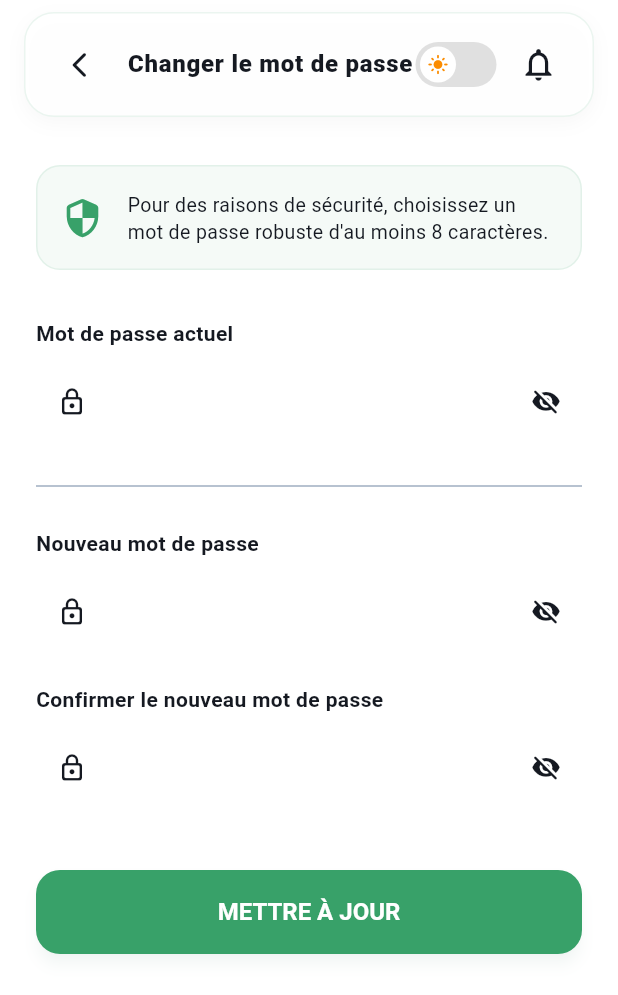
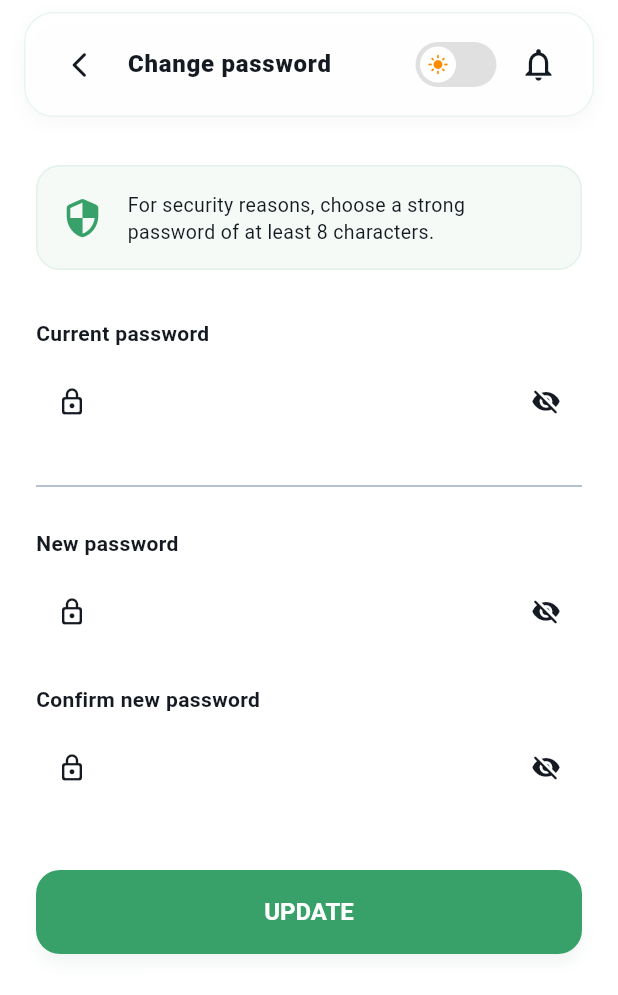
Before and after one commit to Blackcodeur2/gev_flutter, a Flutter app: the ChangePasswordPage screen opened by its route, on a phone screen of 412 x 824 dp. Shown: the top 995 px of the screen. Run offline on Flutter 3.47's test engine with Material 3 defaults, Android fonts, the phone set to English and light mode, and no system bars; our stand-ins replace app_links, carousel_slider, dio, file_picker, flutter_riverpod, flutter_secure_storage and 8 more; accounts and stored records are empty; network calls fail.

Commit message:
internationnalistion -AUTH

```diff
--- a/l10n.yaml
+++ b/l10n.yaml
@@ -1,3 +1,4 @@
 arb-dir: lib/l10n
 template-arb-file: app_en.arb
 output-localization-file: app_localizations.dart
+synthetic-package: false
--- a/lib/app/screens/auth/change_password.dart
+++ b/lib/app/screens/auth/change_password.dart
@@ -5,6 +5,7 @@ import 'package:camer_trip/app/shared/others/app_bar.dart';
 import 'package:flutter/material.dart';
 import 'package:flutter_riverpod/flutter_riverpod.dart';
 import 'package:go_router/go_router.dart';
+import 'package:camer_trip/l10n/app_localizations.dart';
 
 class ChangePasswordPage extends ConsumerStatefulWidget {
   const ChangePasswordPage({super.key});
@@ -49,8 +50,8 @@ class _ChangePasswordPageState extends ConsumerState<ChangePasswordPage> {
 
     if (response.success) {
       ScaffoldMessenger.of(context).showSnackBar(
-        const SnackBar(
-          content: Text("Mot de passe modifié avec succès !"),
+        SnackBar(
+          content: Text(AppLocalizations.of(context)?.passwordChangedSuccess ?? "Mot de passe modifié avec succès !"),
           backgroundColor: Colors.green,
         ),
       );
@@ -58,7 +59,7 @@ class _ChangePasswordPageState extends ConsumerState<ChangePasswordPage> {
     } else {
       ScaffoldMessenger.of(context).showSnackBar(
         SnackBar(
-          content: Text(response.message ?? "Erreur lors du changement de mot de passe"),
+          content: Text(response.message ?? AppLocalizations.of(context)?.passwordChangeError ?? "Erreur lors du changement de mot de passe"),
           backgroundColor: AppColors.error,
         ),
       );
@@ -72,13 +73,14 @@ class _ChangePasswordPageState extends ConsumerState<ChangePasswordPage> {
     final isDark = theme.brightness == Brightness.dark;
     final userAsync = ref.watch(currentUserProvider);
     final hasPassword = userAsync.value?.hasPassword ?? true;
+    final localizations = AppLocalizations.of(context);
 
     return Scaffold(
       backgroundColor: cs.surface,
       body: SafeArea(
         child: Column(
           children: [
-            const MyAppBar(title: 'Changer le mot de passe'),
+            MyAppBar(title: localizations?.changePasswordTitle ?? 'Changer le mot de passe'),
             Expanded(
               child: SingleChildScrollView(
                 padding: const EdgeInsets.all(24),
@@ -93,11 +95,11 @@ class _ChangePasswordPageState extends ConsumerState<ChangePasswordPage> {
                       if (hasPassword) ...[
                         // Ancien mot de passe
                         _buildPasswordField(
-                          label: 'Mot de passe actuel',
+                          label: localizations?.currentPassword ?? 'Mot de passe actuel',
                           controller: _currentPasswordController,
                           obscureText: _obscureCurrent,
                           onToggle: () => setState(() => _obscureCurrent = !_obscureCurrent),
-                          validator: (v) => (v == null || v.isEmpty) ? 'Requis' : null,
+                          validator: (v) => (v == null || v.isEmpty) ? (localizations?.requiredField ?? 'Requis') : null,
                           cs: cs,
                         ),
 
@@ -119,7 +121,7 @@ class _ChangePasswordPageState extends ConsumerState<ChangePasswordPage> {
                               const SizedBox(width: 12),
                               Expanded(
                                 child: Text(
-                                  "Vous n'avez pas encore de mot de passe défini. Veuillez en créer un pour sécuriser votre compte.",
+                                  localizations?.noPasswordSet ?? "Vous n'avez pas encore de mot de passe défini. Veuillez en créer un pour sécuriser votre compte.",
                                   style: TextStyle(color: cs.onSurface, fontSize: 13),
                                 ),
                               ),
@@ -130,13 +132,13 @@ class _ChangePasswordPageState extends ConsumerState<ChangePasswordPage> {
 
                       // Nouveau mot de passe
                       _buildPasswordField(
-                        label: 'Nouveau mot de passe',
+                        label: localizations?.newPassword ?? 'Nouveau mot de passe',
                         controller: _newPasswordController,
                         obscureText: _obscureNew,
                         onToggle: () => setState(() => _obscureNew = !_obscureNew),
                         validator: (v) {
-                          if (v == null || v.isEmpty) return 'Requis';
-                          if (v.length < 8) return 'Minimum 8 caractères';
+                          if (v == null || v.isEmpty) return localizations?.requiredField ?? 'Requis';
+                          if (v.length < 8) return localizations?.min8Chars ?? 'Minimum 8 caractères';
                           return null;
                         },
                         cs: cs,
@@ -146,12 +148,12 @@ class _ChangePasswordPageState extends ConsumerState<ChangePasswordPage> {
 
                       // Confirmation
                       _buildPasswordField(
-                        label: 'Confirmer le nouveau mot de passe',
+                        label: localizations?.confirmNewPassword ?? 'Confirmer le nouveau mot de passe',
                         controller: _confirmPasswordController,
                         obscureText: _obscureConfirm,
                         onToggle: () => setState(() => _obscureConfirm = !_obscureConfirm),
                         validator: (v) {
-                          if (v != _newPasswordController.text) return 'Les mots de passe ne correspondent pas';
+                          if (v != _newPasswordController.text) return localizations?.passwordsDoNotMatch ?? 'Les mots de passe ne correspondent pas';
                           return null;
                         },
                         cs: cs,
@@ -175,9 +177,9 @@ class _ChangePasswordPageState extends ConsumerState<ChangePasswordPage> {
                           ),
                           child: _isLoading
                               ? const CircularProgressIndicator(color: Colors.white)
-                              : const Text(
-                                  'METTRE À JOUR',
-                                  style: TextStyle(fontWeight: FontWeight.bold, fontSize: 16),
+                              : Text(
+                                  localizations?.updateBtn ?? 'METTRE À JOUR',
+                                  style: const TextStyle(fontWeight: FontWeight.bold, fontSize: 16),
                                 ),
                         ),
                       ),
@@ -204,10 +206,10 @@ class _ChangePasswordPageState extends ConsumerState<ChangePasswordPage> {
         children: [
           Icon(Icons.security_rounded, color: cs.primary, size: 28),
           const SizedBox(width: 16),
-          const Expanded(
+          Expanded(
             child: Text(
-              "Pour des raisons de sécurité, choisissez un mot de passe robuste d'au moins 8 caractères.",
-              style: TextStyle(fontSize: 13, height: 1.4),
+              AppLocalizations.of(context)?.passwordSecurityInfo ?? "Pour des raisons de sécurité, choisissez un mot de passe robuste d'au moins 8 caractères.",
+              style: const TextStyle(fontSize: 13, height: 1.4),
             ),
           ),
         ],
--- a/lib/app/screens/onboarding/onboarding.dart
+++ b/lib/app/screens/onboarding/onboarding.dart
@@ -3,7 +3,7 @@ import 'package:camer_trip/app/config/const_config.dart';
 import 'package:flutter/material.dart';
 import 'package:go_router/go_router.dart';
 import 'package:shared_preferences/shared_preferences.dart';
-import 'package:flutter_gen/gen_l10n/app_localizations.dart';
+import 'package:camer_trip/l10n/app_localizations.dart';
 import 'package:provider/provider.dart';
 import 'package:camer_trip/app/config/locale_provider.dart';
 
--- a/lib/app/screens/settings/settings_page.dart
+++ b/lib/app/screens/settings/settings_page.dart
@@ -12,7 +12,7 @@ import 'package:camer_trip/app/config/const_config.dart';
 import 'package:go_router/go_router.dart';
 import 'package:package_info_plus/package_info_plus.dart';
 import 'package:camer_trip/app/config/locale_provider.dart';
-import 'package:flutter_gen/gen_l10n/app_localizations.dart';
+import 'package:camer_trip/l10n/app_localizations.dart';
 
 class SettingPage extends ConsumerStatefulWidget {
   const SettingPage({super.key});
--- a/lib/app/screens/splash/splash.dart
+++ b/lib/app/screens/splash/splash.dart
@@ -6,7 +6,7 @@ import 'package:go_router/go_router.dart';
 import 'package:shared_preferences/shared_preferences.dart';
 import 'package:camer_trip/app/routes/app_routter.dart';
 import 'package:camer_trip/app/services/auth_service.dart';
-import 'package:flutter_gen/gen_l10n/app_localizations.dart';
+import 'package:camer_trip/l10n/app_localizations.dart';
 
 class SplashPage extends StatefulWidget {
   const SplashPage({super.key});
--- a/lib/l10n/app_localizations.dart
+++ b/lib/l10n/app_localizations.dart
@@ -487,6 +487,192 @@ abstract class AppLocalizations {
   /// In en, this message translates to:
   /// **'Loading...'**
   String get loading;
+
+  /// No description provided for @termsRequired.
+  ///
+  /// In en, this message translates to:
+  /// **'Please accept the terms of use'**
+  String get termsRequired;
+
+  /// No description provided for @registerSuccess.
+  ///
+  /// In en, this message translates to:
+  /// **'Registration successful. Please check your email.'**
+  String get registerSuccess;
+
+  /// No description provided for @errorPrefix.
+  ///
+  /// In en, this message translates to:
+  /// **'Error: '**
+  String get errorPrefix;
+
+  /// No description provided for @unknownError.
+  ///
+  /// In en, this message translates to:
+  /// **'Unknown error'**
+  String get unknownError;
+
+  /// No description provided for @googleError.
+  ///
+  /// In en, this message translates to:
+  /// **'Google Error'**
+  String get googleError;
+
+  /// No description provided for @success.
+  ///
+  /// In en, this message translates to:
+  /// **'Success'**
+  String get success;
+
+  /// No description provided for @ok.
+  ///
+  /// In en, this message translates to:
+  /// **'OK'**
+  String get ok;
+
+  /// No description provided for @changePasswordTitle.
+  ///
+  /// In en, this message translates to:
+  /// **'Change password'**
+  String get changePasswordTitle;
+
+  /// No description provided for @currentPassword.
+  ///
+  /// In en, this message translates to:
+  /// **'Current password'**
+  String get currentPassword;
+
+  /// No description provided for @noPasswordSet.
+  ///
+  /// In en, this message translates to:
+  /// **'You have not set a password yet. Please create one to secure your account.'**
+  String get noPasswordSet;
+
+  /// No description provided for @newPassword.
+  ///
+  /// In en, this message translates to:
+  /// **'New password'**
+  String get newPassword;
+
+  /// No description provided for @confirmNewPassword.
+  ///
+  /// In en, this message translates to:
+  /// **'Confirm new password'**
+  String get confirmNewPassword;
+
+  /// No description provided for @passwordsDoNotMatch.
+  ///
+  /// In en, this message translates to:
+  /// **'Passwords do not match'**
+  String get passwordsDoNotMatch;
+
+  /// No description provided for @updateBtn.
+  ///
+  /// In en, this message translates to:
+  /// **'UPDATE'**
+  String get updateBtn;
+
+  /// No description provided for @passwordSecurityInfo.
+  ///
+  /// In en, this message translates to:
+  /// **'For security reasons, choose a strong password of at least 8 characters.'**
+  String get passwordSecurityInfo;
+
+  /// No description provided for @passwordChangedSuccess.
+  ///
+  /// In en, this message translates to:
+  /// **'Password successfully changed!'**
+  String get passwordChangedSuccess;
+
+  /// No description provided for @passwordChangeError.
+  ///
+  /// In en, this message translates to:
+  /// **'Error while changing password'**
+  String get passwordChangeError;
+
+  /// No description provided for @codeSentSuccess.
+  ///
+  /// In en, this message translates to:
+  /// **'Code sent successfully'**
+  String get codeSentSuccess;
+
+  /// No description provided for @sendCodeError.
+  ///
+  /// In en, this message translates to:
+  /// **'Error sending code'**
+  String get sendCodeError;
+
+  /// No description provided for @resetError.
+  ///
+  /// In en, this message translates to:
+  /// **'Reset error'**
+  String get resetError;
+
+  /// No description provided for @resetSuccessMessage.
+  ///
+  /// In en, this message translates to:
+  /// **'Your password has been successfully reset. You can now log in.'**
+  String get resetSuccessMessage;
+
+  /// No description provided for @loginBtn.
+  ///
+  /// In en, this message translates to:
+  /// **'LOG IN'**
+  String get loginBtn;
+
+  /// No description provided for @resetTitle.
+  ///
+  /// In en, this message translates to:
+  /// **'Reset'**
+  String get resetTitle;
+
+  /// No description provided for @forgotPasswordTitle.
+  ///
+  /// In en, this message translates to:
+  /// **'Forgot password'**
+  String get forgotPasswordTitle;
+
+  /// No description provided for @enterCodeAndNewPassword.
+  ///
+  /// In en, this message translates to:
+  /// **'Enter the code received and your new password.'**
+  String get enterCodeAndNewPassword;
+
+  /// No description provided for @enterEmailForCode.
+  ///
+  /// In en, this message translates to:
+  /// **'Enter your email to receive the reset code.'**
+  String get enterEmailForCode;
+
+  /// No description provided for @yourEmailAddress.
+  ///
+  /// In en, this message translates to:
+  /// **'Your email address'**
+  String get yourEmailAddress;
+
+  /// No description provided for @sendCodeBtn.
+  ///
+  /// In en, this message translates to:
+  /// **'SEND CODE'**
+  String get sendCodeBtn;
+
+  /// No description provided for @sixDigitCode.
+  ///
+  /// In en, this message translates to:
+  /// **'6-digit code'**
+  String get sixDigitCode;
+
+  /// No description provided for @resetBtn.
+  ///
+  /// In en, this message translates to:
+  /// **'RESET'**
+  String get resetBtn;
+
+  /// No description provided for @changeEmail.
+  ///
+  /// In en, this message translates to:
+  /// **'Change email'**
+  String get changeEmail;
 }
 
 class _AppLocalizationsDelegate
--- a/lib/main.dart
+++ b/lib/main.dart
@@ -8,7 +8,7 @@ import 'package:provider/provider.dart';
 
 import 'package:camer_trip/app/config/locale_provider.dart';
 import 'package:flutter_localizations/flutter_localizations.dart';
-import 'package:flutter_gen/gen_l10n/app_localizations.dart';
+import 'package:camer_trip/l10n/app_localizations.dart';
 import 'package:flutter_riverpod/flutter_riverpod.dart';
 Future<void> main() async {
   WidgetsFlutterBinding.ensureInitialized();
```
Also changed, not shown: lib/app/screens/auth/forgot_password.dart (+21 -19 lines), lib/app/screens/auth/login.dart (+6 -6 lines), lib/app/screens/auth/register.dart (+8 -8 lines), lib/app/screens/auth/verify_email.dart (+15 -13 lines), lib/l10n/app_en.arb (+75 -2 lines), lib/l10n/app_fr.arb (+74 -1 lines), lib/l10n/app_localizations_en.dart (+98 -0 lines), lib/l10n/app_localizations_fr.dart (+99 -0 lines).
